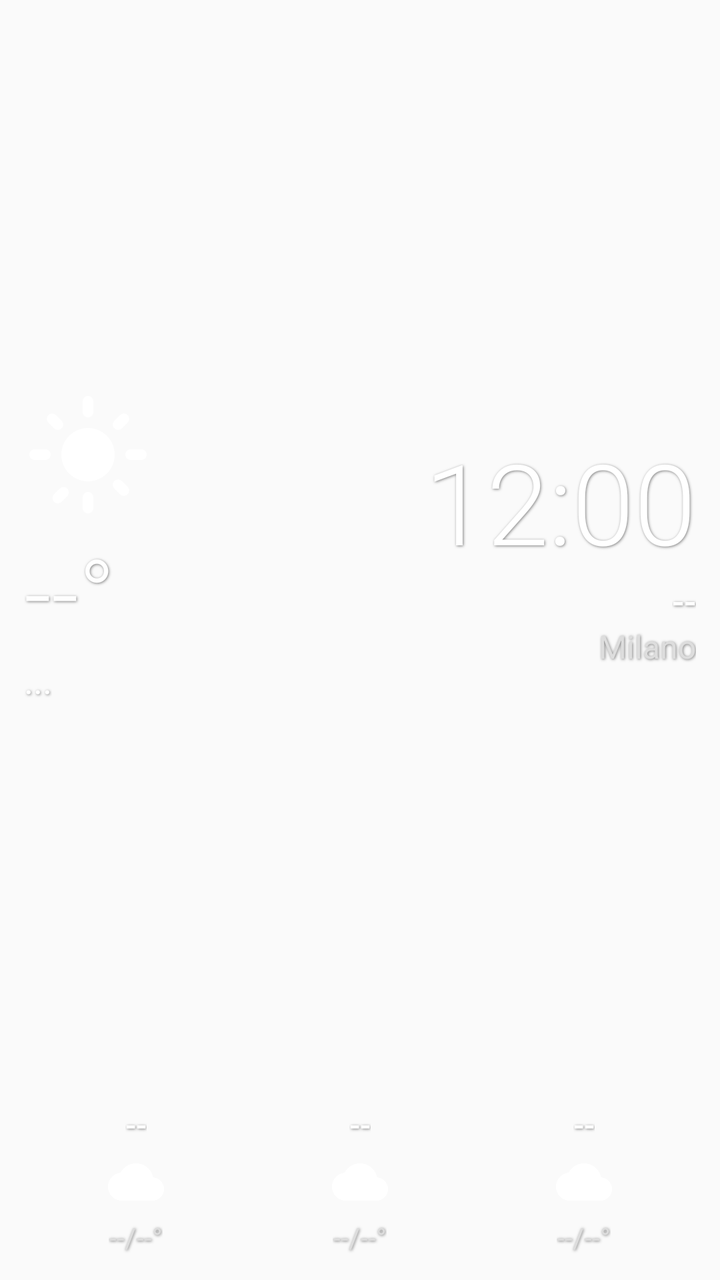
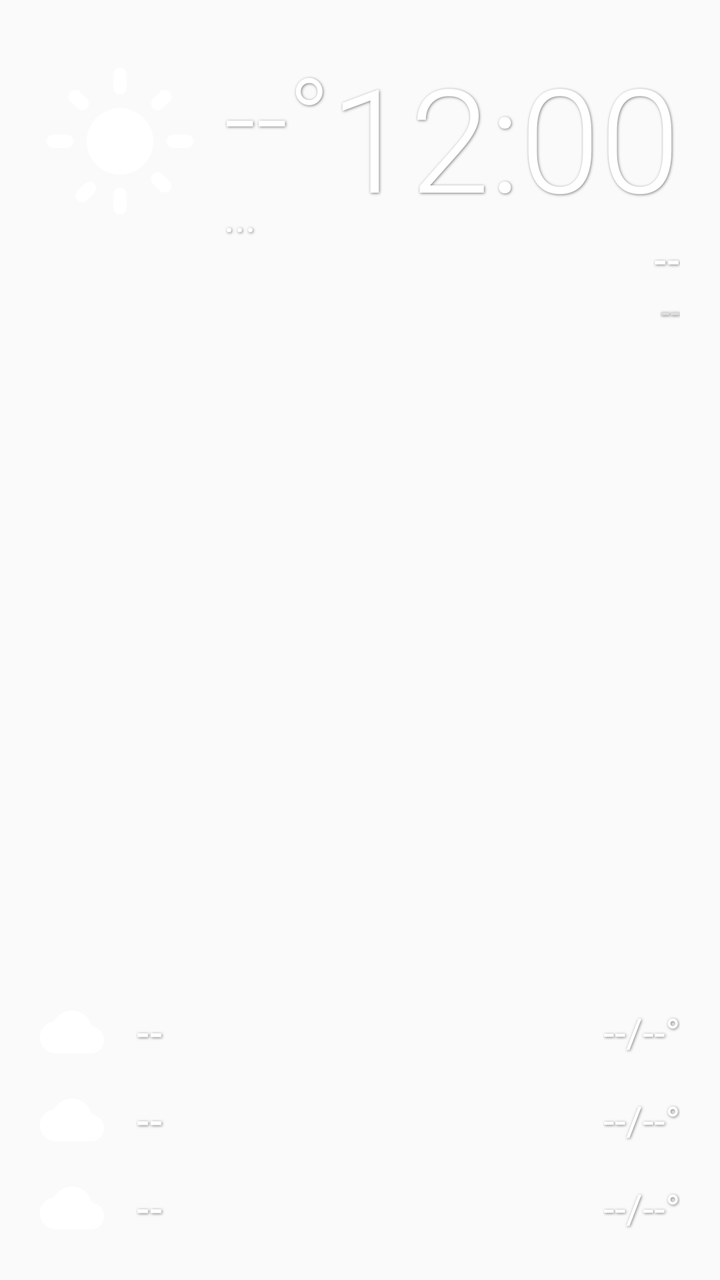

Screens rendered from an Android XML layout before and after an edit, with the pre-edit source and the edit as a unified diff.
<!-- AndroidManifest.xml: application theme AppTheme -->
<!-- res/layout/widget_layout.xml -->
<?xml version="1.0" encoding="utf-8"?>
<LinearLayout xmlns:android="http://schemas.android.com/apk/res/android"
    android:layout_width="match_parent"
    android:layout_height="match_parent"
    android:background="@android:color/transparent"
    android:orientation="vertical"
    android:padding="12dp">

    
    <RelativeLayout
        android:layout_width="match_parent"
        android:layout_height="0dp"
        android:layout_weight="1">
        
        
        <LinearLayout
            android:layout_width="wrap_content"
            android:layout_height="wrap_content"
            android:layout_alignParentStart="true"
            android:layout_centerVertical="true"
            android:orientation="vertical">
            <ImageView
                android:id="@+id/widget_main_icon"
                android:layout_width="64dp"
                android:layout_height="64dp"
                android:src="@drawable/ic_sun"
                android:layout_marginBottom="4dp" />
            <TextView
                android:id="@+id/widget_temp"
                android:layout_width="wrap_content"
                android:layout_height="wrap_content"
                android:text="--°"
                android:textColor="#ffffff"
                android:textSize="48sp"
                android:fontFamily="sans-serif-light"
                android:shadowColor="#80000000"
                android:shadowDx="1"
                android:shadowDy="1"
                android:shadowRadius="3" />
            <TextView
                android:id="@+id/widget_condition"
                android:layout_width="wrap_content"
                android:layout_height="wrap_content"
                android:text="..."
                android:textColor="#ffffff"
                android:textSize="18sp"
                android:fontFamily="sans-serif"
                android:shadowColor="#80000000"
                android:shadowDx="1"
                android:shadowDy="1"
                android:shadowRadius="3" />
        </LinearLayout>

        
        <LinearLayout
            android:layout_width="wrap_content"
            android:layout_height="wrap_content"
            android:layout_alignParentEnd="true"
            android:layout_centerVertical="true"
            android:gravity="end"
            android:orientation="vertical">
            <TextClock
                android:id="@+id/widget_clock"
                android:layout_width="wrap_content"
                android:layout_height="wrap_content"
                android:textColor="#ffffff"
                android:textSize="56sp"
                android:fontFamily="sans-serif-light"
                android:format12Hour="h:mm"
                android:format24Hour="HH:mm"
                android:shadowColor="#80000000"
                android:shadowDx="1"
                android:shadowDy="1"
                android:shadowRadius="3" />
            <TextView
                android:id="@+id/widget_date"
                android:layout_width="wrap_content"
                android:layout_height="wrap_content"
                android:text="--"
                android:textColor="#ffffff"
                android:textSize="18sp"
                android:fontFamily="sans-serif-medium"
                android:shadowColor="#80000000"
                android:shadowDx="1"
                android:shadowDy="1"
                android:shadowRadius="3" />
            <TextView
                android:id="@+id/widget_city"
                android:layout_width="wrap_content"
                android:layout_height="wrap_content"
                android:text="Milano"
                android:textColor="#dddddd"
                android:textSize="16sp"
                android:fontFamily="sans-serif"
                android:shadowColor="#80000000"
                android:shadowDx="1"
                android:shadowDy="1"
                android:shadowRadius="3" />
        </LinearLayout>
    </RelativeLayout>

    
    <LinearLayout
        android:layout_width="match_parent"
        android:layout_height="wrap_content"
        android:orientation="horizontal"
        android:baselineAligned="false"
        android:layout_marginTop="16dp">
        
        
        <LinearLayout
            android:layout_width="0dp"
            android:layout_height="wrap_content"
            android:layout_weight="1"
            android:gravity="center"
            android:orientation="vertical">
            <TextView
                android:id="@+id/widget_day1_name"
                android:layout_width="wrap_content"
                android:layout_height="wrap_content"
                android:text="--"
                android:textColor="#ffffff"
                android:textSize="16sp"
                android:fontFamily="sans-serif-medium"
                android:shadowColor="#80000000"
                android:shadowDx="1"
                android:shadowDy="1"
                android:shadowRadius="3" />
            <ImageView
                android:id="@+id/widget_day1_icon"
                android:layout_width="28dp"
                android:layout_height="28dp"
                android:layout_marginTop="4dp"
                android:layout_marginBottom="4dp"
                android:src="@drawable/ic_cloud" />
            <TextView
                android:id="@+id/widget_day1_temps"
                android:layout_width="wrap_content"
                android:layout_height="wrap_content"
                android:text="--/--°"
                android:textColor="#dddddd"
                android:textSize="14sp"
                android:fontFamily="sans-serif"
                android:shadowColor="#80000000"
                android:shadowDx="1"
                android:shadowDy="1"
                android:shadowRadius="3" />
        </LinearLayout>

        
        <LinearLayout
            android:layout_width="0dp"
            android:layout_height="wrap_content"
            android:layout_weight="1"
            android:gravity="center"
            android:orientation="vertical">
            <TextView
                android:id="@+id/widget_day2_name"
                android:layout_width="wrap_content"
                android:layout_height="wrap_content"
                android:text="--"
                android:textColor="#ffffff"
                android:textSize="16sp"
                android:fontFamily="sans-serif-medium"
                android:shadowColor="#80000000"
                android:shadowDx="1"
                android:shadowDy="1"
                android:shadowRadius="3" />
            <ImageView
                android:id="@+id/widget_day2_icon"
                android:layout_width="28dp"
                android:layout_height="28dp"
                android:layout_marginTop="4dp"
                android:layout_marginBottom="4dp"
                android:src="@drawable/ic_cloud" />
            <TextView
                android:id="@+id/widget_day2_temps"
                android:layout_width="wrap_content"
                android:layout_height="wrap_content"
                android:text="--/--°"
                android:textColor="#dddddd"
                android:textSize="14sp"
                android:fontFamily="sans-serif"
                android:shadowColor="#80000000"
                android:shadowDx="1"
                android:shadowDy="1"
                android:shadowRadius="3" />
        </LinearLayout>

        
        <LinearLayout
            android:layout_width="0dp"
            android:layout_height="wrap_content"
            android:layout_weight="1"
            android:gravity="center"
            android:orientation="vertical">
            <TextView
                android:id="@+id/widget_day3_name"
                android:layout_width="wrap_content"
                android:layout_height="wrap_content"
                android:text="--"
                android:textColor="#ffffff"
                android:textSize="16sp"
                android:fontFamily="sans-serif-medium"
                android:shadowColor="#80000000"
                android:shadowDx="1"
                android:shadowDy="1"
                android:shadowRadius="3" />
            <ImageView
                android:id="@+id/widget_day3_icon"
                android:layout_width="28dp"
                android:layout_height="28dp"
                android:layout_marginTop="4dp"
                android:layout_marginBottom="4dp"
                android:src="@drawable/ic_cloud" />
            <TextView
                android:id="@+id/widget_day3_temps"
                android:layout_width="wrap_content"
                android:layout_height="wrap_content"
                android:text="--/--°"
                android:textColor="#dddddd"
                android:textSize="14sp"
                android:fontFamily="sans-serif"
                android:shadowColor="#80000000"
                android:shadowDx="1"
                android:shadowDy="1"
                android:shadowRadius="3" />
        </LinearLayout>

    </LinearLayout>

</LinearLayout>
<!-- resources referenced by this layout -->
<resources>
  <!-- drawable ic_cloud (drawable) -->
  <vector xmlns:android="http://schemas.android.com/apk/res/android"
      android:width="24dp" android:height="24dp" android:viewportWidth="24" android:viewportHeight="24">
    <path android:fillColor="#FFFFFF" android:pathData="M19.35,10.04C18.67,6.59 15.64,4 12,4 9.11,4 6.6,5.64 5.35,8.04 2.34,8.36 0,10.91 0,14c0,3.31 2.69,6 6,6h13c2.76,0 5,-2.24 5,-5 0,-2.64 -2.05,-4.78 -4.65,-4.96z"/>
  </vector>
  <!-- drawable ic_sun (drawable) -->
  <vector xmlns:android="http://schemas.android.com/apk/res/android"
      android:width="24dp" android:height="24dp" android:viewportWidth="24" android:viewportHeight="24">
    <path android:fillColor="#FFFFFF" android:pathData="M12,7c-2.76,0 -5,2.24 -5,5s2.24,5 5,5 5,-2.24 5,-5 -2.24,-5 -5,-5zM2,13h2c0.55,0 1,-0.45 1,-1s-0.45,-1 -1,-1H2c-0.55,0 -1,0.45 -1,1s0.45,1 1,1zM20,13h2c0.55,0 1,-0.45 1,-1s-0.45,-1 -1,-1h-2c-0.55,0 -1,0.45 -1,1s0.45,1 1,1zM11,2v2c0,0.55 0.45,1 1,1s1,-0.45 1,-1V2c0,-0.55 -0.45,-1 -1,-1s-1,0.45 -1,1zM11,20v2c0,0.55 0.45,1 1,1s1,-0.45 1,-1v-2c0,-0.55 -0.45,-1 -1,-1s-1,0.45 -1,1zM5.99,4.58c-0.39,-0.39 -1.03,-0.39 -1.41,0 -0.39,0.39 -0.39,1.03 0,1.41l1.06,1.06c0.39,0.39 1.03,0.39 1.41,0 0.39,-0.39 0.39,-1.03 0,-1.41L5.99,4.58zM18.36,16.95c-0.39,-0.39 -1.03,-0.39 -1.41,0 -0.39,0.39 -0.39,1.03 0,1.41l1.06,1.06c0.39,0.39 1.03,0.39 1.41,0 0.39,-0.39 0.39,-1.03 0,-1.41l-1.06,-1.06zM5.64,19.42c-0.39,0.39 -0.39,1.03 0,1.41 0.39,0.39 1.03,0.39 1.41,0l1.06,-1.06c0.39,-0.39 0.39,-1.03 0,-1.41 -0.39,-0.39 -1.03,-0.39 -1.41,0L5.64,19.42zM16.95,7.05c0.39,0.39 1.03,0.39 1.41,0l1.06,-1.06c0.39,-0.39 0.39,-1.03 0,-1.41 -0.39,-0.39 -1.03,-0.39 -1.41,0l-1.06,1.06c-0.39,0.39 -0.39,1.03 0,1.41z"/>
  </vector>
  <style name="AppTheme" parent="Theme.AppCompat.Light.DarkActionBar">
          
          <item name="colorPrimary">@color/colorPrimary</item>
          <item name="colorPrimaryDark">@color/colorPrimaryDark</item>
          <item name="colorAccent">@color/colorAccent</item>
      </style>
</resources>

<!-- the commit's change to res/layout/widget_layout.xml (unified diff, before → after) -->
@@ -1,232 +1,199 @@
 <?xml version="1.0" encoding="utf-8"?>
-<LinearLayout xmlns:android="http://schemas.android.com/apk/res/android"
+<RelativeLayout xmlns:android="http://schemas.android.com/apk/res/android"
     android:layout_width="match_parent"
     android:layout_height="match_parent"
     android:background="@android:color/transparent"
-    android:orientation="vertical"
-    android:padding="12dp">
+    android:padding="20dp">
 
     
-    <RelativeLayout
-        android:layout_width="match_parent"
-        android:layout_height="0dp"
-        android:layout_weight="1">
+    <LinearLayout
+        android:id="@+id/current_weather_container"
+        android:layout_width="wrap_content"
+        android:layout_height="wrap_content"
+        android:layout_alignParentStart="true"
+        android:layout_alignParentTop="true"
+        android:orientation="horizontal"
+        android:gravity="center_vertical">
         
-        
+        <ImageView
+            android:id="@+id/widget_main_icon"
+            android:layout_width="80dp"
+            android:layout_height="80dp"
+            android:src="@drawable/ic_sun"
+            android:layout_marginEnd="12dp" />
+            
         <LinearLayout
             android:layout_width="wrap_content"
             android:layout_height="wrap_content"
-            android:layout_alignParentStart="true"
-            android:layout_centerVertical="true"
             android:orientation="vertical">
-            <ImageView
-                android:id="@+id/widget_main_icon"
-                android:layout_width="64dp"
-                android:layout_height="64dp"
-                android:src="@drawable/ic_sun"
-                android:layout_marginBottom="4dp" />
             <TextView
                 android:id="@+id/widget_temp"
                 android:layout_width="wrap_content"
                 android:layout_height="wrap_content"
                 android:text="--°"
                 android:textColor="#ffffff"
-                android:textSize="48sp"
+                android:textSize="56sp"
                 android:fontFamily="sans-serif-light"
-                android:shadowColor="#80000000"
-                android:shadowDx="1"
-                android:shadowDy="1"
-                android:shadowRadius="3" />
+                android:shadowColor="#80000000" android:shadowDx="1" android:shadowDy="1" android:shadowRadius="3" />
             <TextView
                 android:id="@+id/widget_condition"
                 android:layout_width="wrap_content"
                 android:layout_height="wrap_content"
                 android:text="..."
                 android:textColor="#ffffff"
-                android:textSize="18sp"
+                android:textSize="20sp"
                 android:fontFamily="sans-serif"
-                android:shadowColor="#80000000"
-                android:shadowDx="1"
-                android:shadowDy="1"
-                android:shadowRadius="3" />
+                android:shadowColor="#80000000" android:shadowDx="1" android:shadowDy="1" android:shadowRadius="3" />
         </LinearLayout>
+    </LinearLayout>
 
-        
-        <LinearLayout
+    
+    <LinearLayout
+        android:id="@+id/clock_container"
+        android:layout_width="wrap_content"
+        android:layout_height="wrap_content"
+        android:layout_alignParentEnd="true"
+        android:layout_alignParentTop="true"
+        android:gravity="end"
+        android:orientation="vertical">
+        <TextClock
+            android:id="@+id/widget_clock"
             android:layout_width="wrap_content"
             android:layout_height="wrap_content"
-            android:layout_alignParentEnd="true"
-            android:layout_centerVertical="true"
-            android:gravity="end"
-            android:orientation="vertical">
-            <TextClock
-                android:id="@+id/widget_clock"
-                android:layout_width="wrap_content"
-                android:layout_height="wrap_content"
-                android:textColor="#ffffff"
-                android:textSize="56sp"
-                android:fontFamily="sans-serif-light"
-                android:format12Hour="h:mm"
-                android:format24Hour="HH:mm"
-                android:shadowColor="#80000000"
-                android:shadowDx="1"
-                android:shadowDy="1"
-                android:shadowRadius="3" />
-            <TextView
-                android:id="@+id/widget_date"
-                android:layout_width="wrap_content"
-                android:layout_height="wrap_content"
-                android:text="--"
-                android:textColor="#ffffff"
-                android:textSize="18sp"
-                android:fontFamily="sans-serif-medium"
-                android:shadowColor="#80000000"
-                android:shadowDx="1"
-                android:shadowDy="1"
-                android:shadowRadius="3" />
-            <TextView
-                android:id="@+id/widget_city"
-                android:layout_width="wrap_content"
-                android:layout_height="wrap_content"
-                android:text="Milano"
-                android:textColor="#dddddd"
-                android:textSize="16sp"
-                android:fontFamily="sans-serif"
-                android:shadowColor="#80000000"
-                android:shadowDx="1"
-                android:shadowDy="1"
-                android:shadowRadius="3" />
-        </LinearLayout>
-    </RelativeLayout>
+            android:textColor="#ffffff"
+            android:textSize="72sp"
+            android:fontFamily="sans-serif-light"
+            android:format12Hour="h:mm"
+            android:format24Hour="HH:mm"
+            android:shadowColor="#80000000" android:shadowDx="1" android:shadowDy="1" android:shadowRadius="3" />
+        <TextView
+            android:id="@+id/widget_date"
+            android:layout_width="wrap_content"
+            android:layout_height="wrap_content"
+            android:text="--"
+            android:textColor="#ffffff"
+            android:textSize="20sp"
+            android:fontFamily="sans-serif-medium"
+            android:shadowColor="#80000000" android:shadowDx="1" android:shadowDy="1" android:shadowRadius="3" />
+        <TextView
+            android:id="@+id/widget_city"
+            android:layout_width="wrap_content"
+            android:layout_height="wrap_content"
+            android:text="--"
+            android:textColor="#dddddd"
+            android:textSize="18sp"
+            android:fontFamily="sans-serif"
+            android:shadowColor="#80000000" android:shadowDx="1" android:shadowDy="1" android:shadowRadius="3" />
+    </LinearLayout>
 
     
     <LinearLayout
         android:layout_width="match_parent"
         android:layout_height="wrap_content"
-        android:orientation="horizontal"
-        android:baselineAligned="false"
-        android:layout_marginTop="16dp">
+        android:layout_alignParentBottom="true"
+        android:layout_alignParentStart="true"
+        android:orientation="vertical">
         
         
         <LinearLayout
-            android:layout_width="0dp"
+            android:layout_width="match_parent"
             android:layout_height="wrap_content"
-            android:layout_weight="1"
-            android:gravity="center"
-            android:orientation="vertical">
+            android:orientation="horizontal"
+            android:gravity="center_vertical"
+            android:layout_marginBottom="12dp">
+            <ImageView
+                android:id="@+id/widget_day1_icon"
+                android:layout_width="32dp"
+                android:layout_height="32dp"
+                android:src="@drawable/ic_cloud"
+                android:layout_marginEnd="16dp" />
             <TextView
                 android:id="@+id/widget_day1_name"
-                android:layout_width="wrap_content"
+                android:layout_width="0dp"
                 android:layout_height="wrap_content"
+                android:layout_weight="1"
                 android:text="--"
                 android:textColor="#ffffff"
-                android:textSize="16sp"
+                android:textSize="20sp"
                 android:fontFamily="sans-serif-medium"
-                android:shadowColor="#80000000"
-                android:shadowDx="1"
-                android:shadowDy="1"
-                android:shadowRadius="3" />
-            <ImageView
-                android:id="@+id/widget_day1_icon"
-                android:layout_width="28dp"
-                android:layout_height="28dp"
-                android:layout_marginTop="4dp"
-                android:layout_marginBottom="4dp"
-                android:src="@drawable/ic_cloud" />
+                android:shadowColor="#80000000" android:shadowDx="1" android:shadowDy="1" android:shadowRadius="3" />
             <TextView
                 android:id="@+id/widget_day1_temps"
                 android:layout_width="wrap_content"
                 android:layout_height="wrap_content"
                 android:text="--/--°"
-                android:textColor="#dddddd"
-                android:textSize="14sp"
+                android:textColor="#ffffff"
+                android:textSize="20sp"
                 android:fontFamily="sans-serif"
-                android:shadowColor="#80000000"
-                android:shadowDx="1"
-                android:shadowDy="1"
-                android:shadowRadius="3" />
+                android:shadowColor="#80000000" android:shadowDx="1" android:shadowDy="1" android:shadowRadius="3" />
         </LinearLayout>
-
+        
         
         <LinearLayout
-            android:layout_width="0dp"
+            android:layout_width="match_parent"
             android:layout_height="wrap_content"
-            android:layout_weight="1"
-            android:gravity="center"
-            android:orientation="vertical">
+            android:orientation="horizontal"
+            android:gravity="center_vertical"
+            android:layout_marginBottom="12dp">
+            <ImageView
+                android:id="@+id/widget_day2_icon"
+                android:layout_width="32dp"
+                android:layout_height="32dp"
+                android:src="@drawable/ic_cloud"
+                android:layout_marginEnd="16dp" />
             <TextView
                 android:id="@+id/widget_day2_name"
-                android:layout_width="wrap_content"
+                android:layout_width="0dp"
                 android:layout_height="wrap_content"
+                android:layout_weight="1"
                 android:text="--"
                 android:textColor="#ffffff"
-                android:textSize="16sp"
+                android:textSize="20sp"
                 android:fontFamily="sans-serif-medium"
-                android:shadowColor="#80000000"
-                android:shadowDx="1"
-                android:shadowDy="1"
-                android:shadowRadius="3" />
-            <ImageView
-                android:id="@+id/widget_day2_icon"
-                android:layout_width="28dp"
-                android:layout_height="28dp"
-                android:layout_marginTop="4dp"
-                android:layout_marginBottom="4dp"
-                android:src="@drawable/ic_cloud" />
+                android:shadowColor="#80000000" android:shadowDx="1" android:shadowDy="1" android:shadowRadius="3" />
             <TextView
                 android:id="@+id/widget_day2_temps"
                 android:layout_width="wrap_content"
                 android:layout_height="wrap_content"
                 android:text="--/--°"
-                android:textColor="#dddddd"
-                android:textSize="14sp"
+                android:textColor="#ffffff"
+                android:textSize="20sp"
                 android:fontFamily="sans-serif"
-                android:shadowColor="#80000000"
-                android:shadowDx="1"
-                android:shadowDy="1"
-                android:shadowRadius="3" />
+                android:shadowColor="#80000000" android:shadowDx="1" android:shadowDy="1" android:shadowRadius="3" />
         </LinearLayout>
 
         
         <LinearLayout
-            android:layout_width="0dp"
+            android:layout_width="match_parent"
             android:layout_height="wrap_content"
-            android:layout_weight="1"
-            android:gravity="center"
-            android:orientation="vertical">
+            android:orientation="horizontal"
+            android:gravity="center_vertical">
+            <ImageView
+                android:id="@+id/widget_day3_icon"
+                android:layout_width="32dp"
+                android:layout_height="32dp"
+                android:src="@drawable/ic_cloud"
+                android:layout_marginEnd="16dp" />
             <TextView
                 android:id="@+id/widget_day3_name"
-                android:layout_width="wrap_content"
+                android:layout_width="0dp"
                 android:layout_height="wrap_content"
+                android:layout_weight="1"
                 android:text="--"
                 android:textColor="#ffffff"
-                android:textSize="16sp"
+                android:textSize="20sp"
                 android:fontFamily="sans-serif-medium"
-                android:shadowColor="#80000000"
-                android:shadowDx="1"
-                android:shadowDy="1"
-                android:shadowRadius="3" />
-            <ImageView
-                android:id="@+id/widget_day3_icon"
-                android:layout_width="28dp"
-                android:layout_height="28dp"
-                android:layout_marginTop="4dp"
-                android:layout_marginBottom="4dp"
-                android:src="@drawable/ic_cloud" />
+                android:shadowColor="#80000000" android:shadowDx="1" android:shadowDy="1" android:shadowRadius="3" />
             <TextView
                 android:id="@+id/widget_day3_temps"
                 android:layout_width="wrap_content"
                 android:layout_height="wrap_content"
                 android:text="--/--°"
-                android:textColor="#dddddd"
-                android:textSize="14sp"
+                android:textColor="#ffffff"
+                android:textSize="20sp"
                 android:fontFamily="sans-serif"
-                android:shadowColor="#80000000"
-                android:shadowDx="1"
-                android:shadowDy="1"
-                android:shadowRadius="3" />
+                android:shadowColor="#80000000" android:shadowDx="1" android:shadowDy="1" android:shadowRadius="3" />
         </LinearLayout>
 
     </LinearLayout>
-
-</LinearLayout>
+</RelativeLayout>
